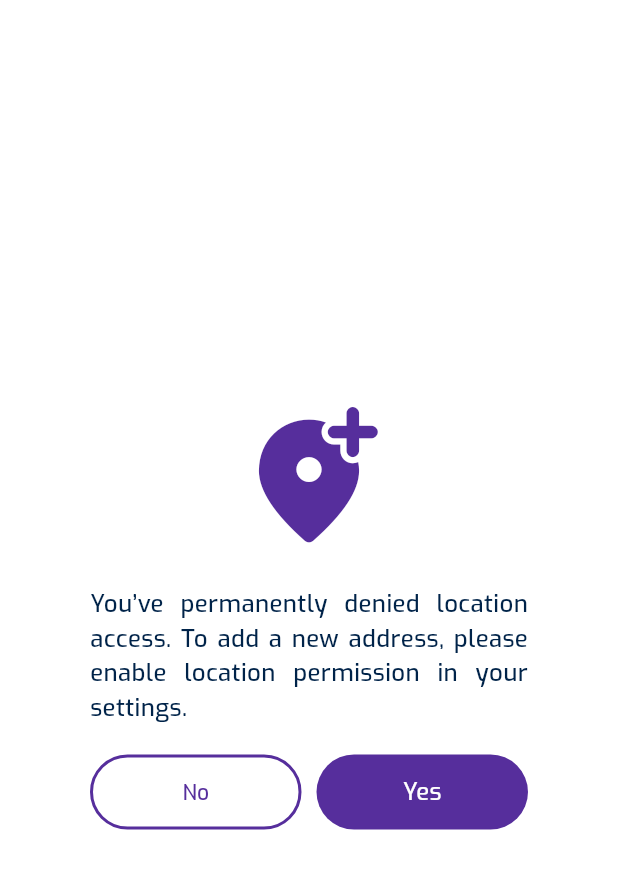
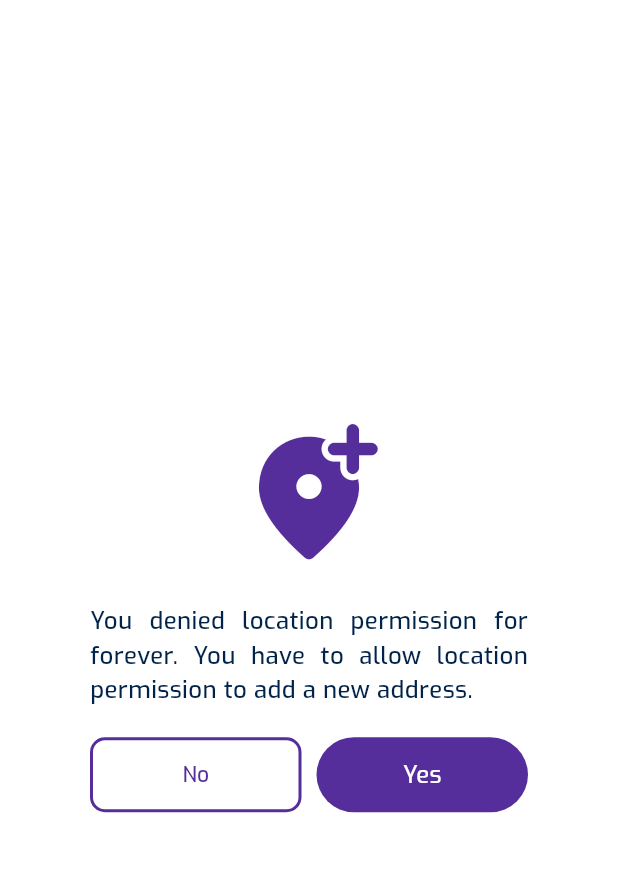
Before and after one commit to ParvVijay01/talez, a Flutter app: the LocationPermissionDialogWidget widget shown alone on an empty page, opened directly, on a phone screen of 412 x 824 dp. Shown: the top 869 px of the screen. Run offline on Flutter 3.47's test engine with Material 3 defaults, Android fonts, the light colour scheme and no system bars; our stand-ins replace audioplayers, cached_network_image, carousel_slider, connectivity_plus, country_code_picker, dio and 24 more; missing offline and left inert: flutter_facebook_auth, flutter_inappwebview, google_maps_webservice, phone_numbers_parser, simple_speed_dial, universal_html; accounts and stored records are empty; network calls fail.

Commit message:
Revert "changes"
This reverts commit da5f9f836b301d86ff63ebc5b37819d3e3be6b67.

```diff
--- a/assets/language/en.json
+++ b/assets/language/en.json
@@ -246,7 +246,7 @@
   "no_description_found": "No description found",
   "no_review_found": "No review found",
   "you_have_to_allow": "You have to allow location permission to add a new address",
-  "you_denied_location_permission": "You’ve permanently denied location access. To add a new address, please enable location permission in your settings.",
+  "you_denied_location_permission": "You denied location permission for forever. You have to allow location permission to add a new address.",
   "out_of_stock": "Out of stock",
   "settings": "Settings",
   "privacy_policy": "Privacy Policy",
--- a/lib/features/address/widgets/location_permission_dialog_widget.dart
+++ b/lib/features/address/widgets/location_permission_dialog_widget.dart
@@ -1,4 +1,3 @@
-import 'package:flutter/foundation.dart' show kIsWeb;
 import 'package:hexacom_user/helper/responsive_helper.dart';
 import 'package:hexacom_user/localization/language_constrants.dart';
 import 'package:hexacom_user/main.dart';
@@ -20,53 +19,36 @@ class LocationPermissionDialogWidget extends StatelessWidget {
         child: SizedBox(
           width: 300,
           child: Column(mainAxisSize: MainAxisSize.min, children: [
-            Icon(Icons.add_location_alt_rounded,
-                color: Theme.of(context).primaryColor, size: 100),
+
+            Icon(Icons.add_location_alt_rounded, color: Theme.of(context).primaryColor, size: 100),
             const SizedBox(height: Dimensions.paddingSizeLarge),
+
             Text(
-              getTranslated('you_denied_location_permission', context),
-              textAlign: TextAlign.justify,
+              getTranslated('you_denied_location_permission', context), textAlign: TextAlign.justify,
               style: rubikMedium.copyWith(fontSize: Dimensions.fontSizeLarge),
             ),
             const SizedBox(height: Dimensions.paddingSizeLarge),
+
             Row(children: [
-              // Custom styled "No" button using TextButton for full control
               Expanded(
                 child: TextButton(
                   style: TextButton.styleFrom(
-                    backgroundColor: Colors.white,
-                    side: BorderSide(
-                        color: Theme.of(context).primaryColor, width: 2),
-                    shape: RoundedRectangleBorder(
-                        borderRadius: BorderRadius.circular(30)),
+                    shape: RoundedRectangleBorder(borderRadius: BorderRadius.circular(10), side: BorderSide(width: 2, color: Theme.of(context).primaryColor)),
                     minimumSize: const Size(1, 50),
                   ),
+                  child: Text(getTranslated('no', context)),
                   onPressed: () => Navigator.pop(context),
-                  child: Text(
-                    getTranslated('no', context),
-                    style: TextStyle(color: Theme.of(context).primaryColor),
-                  ),
                 ),
               ),
               const SizedBox(width: Dimensions.paddingSizeSmall),
-              // Keep using your CustomButtonWidget for "Yes"
-              Expanded(
-                child: CustomButtonWidget(
-                  btnTxt: getTranslated('yes', context),
-                  onTap: () async {
-                    if (kIsWeb) {
-                      ScaffoldMessenger.of(context).showSnackBar(SnackBar(
-                        content: Text(
-                            "Please enable location permission in your browser settings."),
-                      ));
-                    } else if (ResponsiveHelper.isMobilePhone()) {
-                      await Geolocator.openAppSettings();
-                    }
-                    Navigator.pop(context);
-                  },
-                ),
-              ),
-            ])
+              Expanded(child: CustomButtonWidget(btnTxt: getTranslated('yes', context), onTap: () async {
+               if(ResponsiveHelper.isMobilePhone()) {
+                 await Geolocator.openAppSettings();
+               }
+                Navigator.pop(Get.context!);
+              })),
+            ]),
+
           ]),
         ),
       ),
```
Also changed, not shown: 84 other files.
